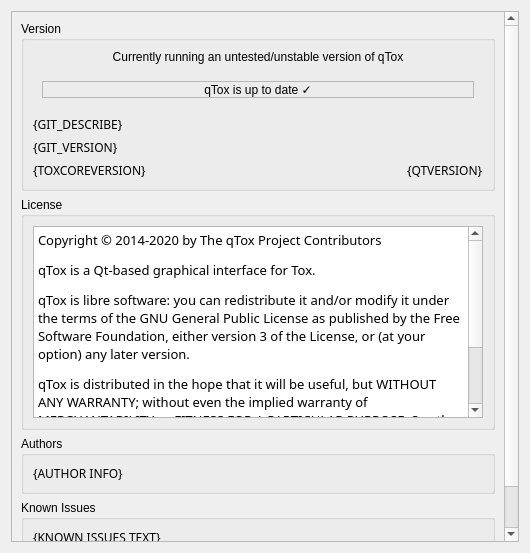
Before: the Qt Designer form src/widget/form/settings/aboutsettings.ui in Zer0C00I/qTox, drawn with Qt 5.
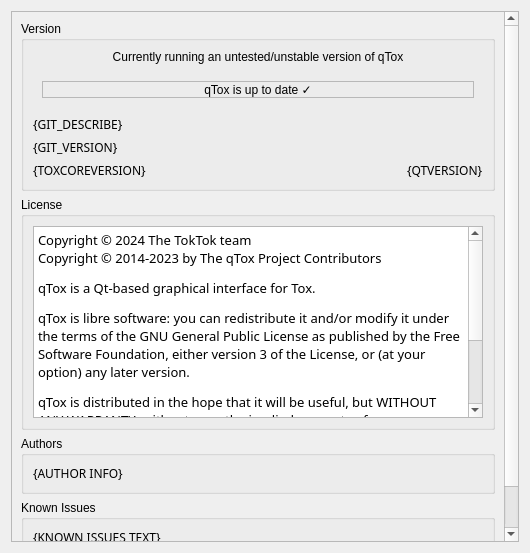
After: the same form once the commit is applied. Custom widgets are drawn as their Qt base class.

Patch:
```diff
--- a/src/widget/form/settings/aboutsettings.ui
+++ b/src/widget/form/settings/aboutsettings.ui
@@ -31,7 +31,7 @@
         <x>0</x>
         <y>0</y>
         <width>496</width>
-        <height>599</height>
+        <height>610</height>
        </rect>
       </property>
       <layout class="QVBoxLayout" name="verticalLayout_2" stretch="0,1,0,0">
@@ -294,14 +294,18 @@
             </property>
             <property name="html">
              <string notr="true">&lt;!DOCTYPE HTML PUBLIC &quot;-//W3C//DTD HTML 4.0//EN&quot; &quot;http://www.w3.org/TR/REC-html40/strict.dtd&quot;&gt;
-&lt;html&gt;&lt;head&gt;&lt;meta name=&quot;qrichtext&quot; content=&quot;1&quot; /&gt;&lt;style type=&quot;text/css&quot;&gt;
+&lt;html&gt;&lt;head&gt;&lt;meta name=&quot;qrichtext&quot; content=&quot;1&quot; /&gt;&lt;meta charset=&quot;utf-8&quot; /&gt;&lt;style type=&quot;text/css&quot;&gt;
 p, li { white-space: pre-wrap; }
-&lt;/style&gt;&lt;/head&gt;&lt;body style=&quot; font-family:'Noto Sans'; font-size:10pt; font-weight:400; font-style:normal;&quot;&gt;
-&lt;p style=&quot; margin-top:12px; margin-bottom:12px; margin-left:0px; margin-right:0px; -qt-block-indent:0; text-indent:0px;&quot;&gt;&lt;span style=&quot; font-family:'Sans Serif';&quot;&gt;Copyright © 2014-2020 by The qTox Project Contributors&lt;/span&gt;&lt;/p&gt;
-&lt;p style=&quot; margin-top:12px; margin-bottom:12px; margin-left:0px; margin-right:0px; -qt-block-indent:0; text-indent:0px;&quot;&gt;&lt;span style=&quot; font-family:'Ubuntu';&quot;&gt;qTox is a Qt-based graphical interface for Tox.&lt;/span&gt;&lt;/p&gt;
-&lt;p style=&quot; margin-top:12px; margin-bottom:12px; margin-left:0px; margin-right:0px; -qt-block-indent:0; text-indent:0px;&quot;&gt;&lt;span style=&quot; font-family:'Sans Serif';&quot;&gt;qTox is libre software: you can redistribute it and/or modify it under the terms of the GNU General Public License as published by the Free Software Foundation, either version 3 of the License, or (at your option) any later version.&lt;/span&gt;&lt;/p&gt;
-&lt;p style=&quot; margin-top:12px; margin-bottom:12px; margin-left:0px; margin-right:0px; -qt-block-indent:0; text-indent:0px;&quot;&gt;&lt;span style=&quot; font-family:'Sans Serif';&quot;&gt;qTox is distributed in the hope that it will be useful, but WITHOUT ANY WARRANTY; without even the implied warranty of MERCHANTABILITY or FITNESS FOR A PARTICULAR PURPOSE. See the GNU General Public License for more details. &lt;/span&gt;&lt;/p&gt;
-&lt;p style=&quot; margin-top:12px; margin-bottom:12px; margin-left:0px; margin-right:0px; -qt-block-indent:0; text-indent:0px;&quot;&gt;&lt;span style=&quot; font-family:'Ubuntu';&quot;&gt;You should have received a copy of the GNU General Public License along with this program. If not, see &lt;/span&gt;&lt;a href=&quot;https://www.gnu.org/copyleft/gpl.html&quot;&gt;&lt;span style=&quot; font-family:'Ubuntu'; text-decoration: underline; color:#007af4;&quot;&gt;https://www.gnu.org/copyleft/gpl.html&lt;/span&gt;&lt;/a&gt;&lt;span style=&quot; font-family:'Ubuntu';&quot;&gt;.&lt;/span&gt;&lt;/p&gt;&lt;/body&gt;&lt;/html&gt;</string>
+hr { height: 1px; border-width: 0; }
+li.unchecked::marker { content: &quot;\2610&quot;; }
+li.checked::marker { content: &quot;\2612&quot;; }
+&lt;/style&gt;&lt;/head&gt;&lt;body style=&quot; font-family:'Noto Sans'; font-size:11pt; font-weight:400; font-style:normal;&quot;&gt;
+&lt;p style=&quot; margin-top:0px; margin-bottom:0px; margin-left:0px; margin-right:0px; -qt-block-indent:0; text-indent:0px;&quot;&gt;&lt;span style=&quot; font-family:'Sans Serif'; font-size:10pt;&quot;&gt;Copyright © 2024 The TokTok team&lt;/span&gt;&lt;/p&gt;
+&lt;p style=&quot; margin-top:0px; margin-bottom:0px; margin-left:0px; margin-right:0px; -qt-block-indent:0; text-indent:0px;&quot;&gt;&lt;span style=&quot; font-family:'Sans Serif'; font-size:10pt;&quot;&gt;Copyright © 2014-2023 by The qTox Project Contributors&lt;/span&gt;&lt;/p&gt;
+&lt;p style=&quot; margin-top:12px; margin-bottom:12px; margin-left:0px; margin-right:0px; -qt-block-indent:0; text-indent:0px;&quot;&gt;&lt;span style=&quot; font-family:'Ubuntu'; font-size:10pt;&quot;&gt;qTox is a Qt-based graphical interface for Tox.&lt;/span&gt;&lt;/p&gt;
+&lt;p style=&quot; margin-top:12px; margin-bottom:12px; margin-left:0px; margin-right:0px; -qt-block-indent:0; text-indent:0px;&quot;&gt;&lt;span style=&quot; font-family:'Sans Serif'; font-size:10pt;&quot;&gt;qTox is libre software: you can redistribute it and/or modify it under the terms of the GNU General Public License as published by the Free Software Foundation, either version 3 of the License, or (at your option) any later version.&lt;/span&gt;&lt;/p&gt;
+&lt;p style=&quot; margin-top:12px; margin-bottom:12px; margin-left:0px; margin-right:0px; -qt-block-indent:0; text-indent:0px;&quot;&gt;&lt;span style=&quot; font-family:'Sans Serif'; font-size:10pt;&quot;&gt;qTox is distributed in the hope that it will be useful, but WITHOUT ANY WARRANTY; without even the implied warranty of MERCHANTABILITY or FITNESS FOR A PARTICULAR PURPOSE. See the GNU General Public License for more details. &lt;/span&gt;&lt;/p&gt;
+&lt;p style=&quot; margin-top:12px; margin-bottom:12px; margin-left:0px; margin-right:0px; -qt-block-indent:0; text-indent:0px;&quot;&gt;&lt;span style=&quot; font-family:'Ubuntu'; font-size:10pt;&quot;&gt;You should have received a copy of the GNU General Public License along with this program. If not, see &lt;/span&gt;&lt;a href=&quot;https://www.gnu.org/copyleft/gpl.html&quot;&gt;&lt;span style=&quot; font-family:'Ubuntu'; font-size:10pt; text-decoration: underline; color:#007af4;&quot;&gt;https://www.gnu.org/copyleft/gpl.html&lt;/span&gt;&lt;/a&gt;&lt;span style=&quot; font-family:'Ubuntu'; font-size:10pt;&quot;&gt;.&lt;/span&gt;&lt;/p&gt;&lt;/body&gt;&lt;/html&gt;</string>
             </property>
             <property name="searchPaths">
              <stringlist/>
```
Left out of the diff: 3 changed lines with no effect on the pictures.
